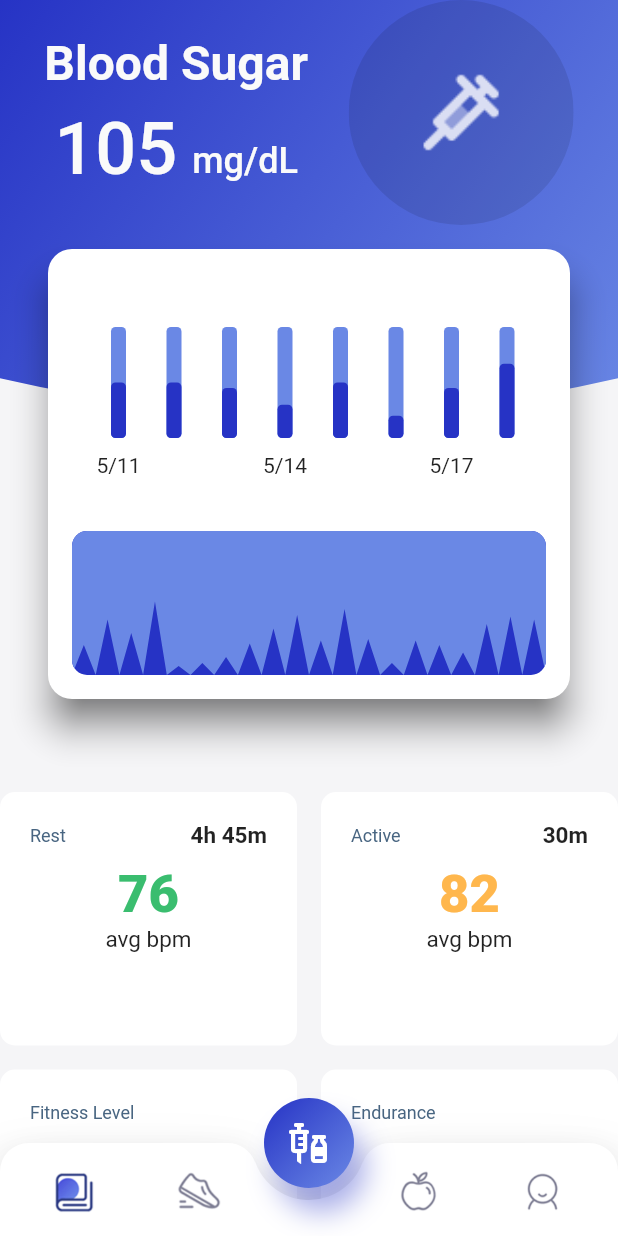
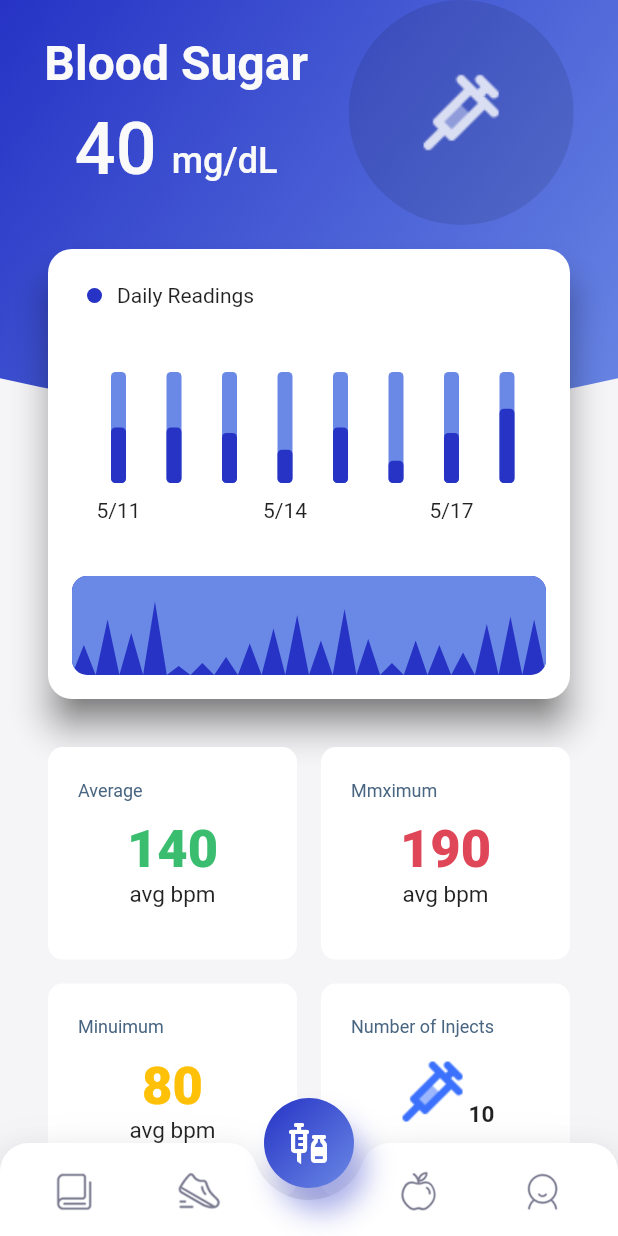
Before and after one commit to Yazeed-Alajlan/insulin_pump, a Flutter app: the screen it shows after launch, on a phone screen of 412 x 824 dp. Run offline on Flutter 3.47's test engine with Material 2 defaults, Android fonts, the light colour scheme and no system bars; our stand-ins replace cloud_firestore, firebase_auth, firebase_core, flutter_svg; missing offline and left inert: calendar_appbar; accounts and stored records are empty.

Commit message:
Update Injection Scrren

```diff
--- a/lib/main.dart
+++ b/lib/main.dart
@@ -15,14 +15,11 @@
 class MyApp extends StatelessWidget {
   const MyApp({super.key});
 
-  // This widget is the root of your application.
   @override
   Widget build(BuildContext context) {
     return MaterialApp(
-      title: 'Flutter Demo',
-      theme: ThemeData(
-        primarySwatch: Colors.blue,
-      ),
+      title: 'Type 1 diabetes app',
+      debugShowCheckedModeBanner: false,
       home: const MainScreen(),
     );
   }
--- a/lib/screens/Injection/InjectionScreen.dart
+++ b/lib/screens/Injection/InjectionScreen.dart
@@ -1,4 +1,6 @@
+import 'package:firebase_auth/firebase_auth.dart';
 import 'package:flutter/material.dart';
+import 'package:insulin_pump/screens/Authentication/SignInScreen.dart';
 import 'package:insulin_pump/screens/Injection/custom_clipper.dart';
 import 'package:insulin_pump/screens/Injection/grid_item.dart';
 import 'package:insulin_pump/screens/Injection/progress_vertical.dart';
@@ -53,6 +55,7 @@
                     left: AppTheme.defaultPadding),
                 child: Column(
                   children: [
+                    // ----------TOP----------//
                     Row(
                       mainAxisAlignment: MainAxisAlignment.spaceAround,
                       children: [
@@ -69,7 +72,7 @@
                               textBaseline: TextBaseline.alphabetic,
                               children: <Widget>[
                                 Text(
-                                  "105",
+                                  "40",
                                   style: AppTheme.bodyWhite(size: "xlg"),
                                 ),
                                 const SizedBox(width: 10),
@@ -99,8 +102,11 @@
                         ),
                       ],
                     ),
+                    // ----------Chart----------//
                     Padding(
-                      padding: const EdgeInsets.all(AppTheme.defaultPadding),
+                      padding: const EdgeInsets.all(
+                        AppTheme.defaultPadding,
+                      ),
                       child: Material(
                         shadowColor: Colors.grey.withOpacity(0.01), // added
                         type: MaterialType.card,
@@ -113,30 +119,30 @@
                           child: Column(
                             children: <Widget>[
                               // Rest Active Legend
-                              // Row(
-                              //   mainAxisAlignment: MainAxisAlignment.start,
-                              //   children: <Widget>[
-                              //     Container(
-                              //       margin: EdgeInsets.all(10.0),
-                              //       width: 10,
-                              //       height: 10,
-                              //       decoration: BoxDecoration(
-                              //           color: Constants.lightGreen,
-                              //           shape: BoxShape.circle),
-                              //     ),
-                              //     Text("Rest"),
-                              //     Container(
-                              //       margin: EdgeInsets.only(
-                              //           left: 10.0, right: 10.0),
-                              //       width: 10,
-                              //       height: 10,
-                              //       decoration: BoxDecoration(
-                              //           color: Constants.darkGreen,
-                              //           shape: BoxShape.circle),
-                              //     ),
-                              //     Text("Active"),
-                              //   ],
+                              Row(
+                                mainAxisAlignment: MainAxisAlignment.start,
+                                children: <Widget>[
+                                  Container(
+                                    margin: EdgeInsets.all(10.0),
+                                    width: 10,
+                                    height: 10,
+                                    decoration: BoxDecoration(
+                                        color: AppTheme.primaryColor,
+                                        shape: BoxShape.circle),
+                                  ),
+                                  Text("Daily Readings"),
+                                  // Container(
+                                  //   margin: EdgeInsets.only(
+                                  //       left: 10.0, right: 10.0),
+                                  //   width: 10,
+                                  //   height: 10,
+                                  //   decoration: BoxDecoration(
+                                  //       color: Constants.darkGreen,
+                                  //       shape: BoxShape.circle),
                                   // ),
+                                  // Text("Active"),
+                                ],
+                              ),
                               SizedBox(height: 20),
                               // Main Cards - Heartbeat and Blood Pressure
                               Padding(
@@ -215,21 +221,14 @@
                               ),
                             ],
                           ),
-                        ), // added
                         ),
                       ),
-                  ],
                     ),
-              ),
-            ],
-          ),
-
-          // Chart
-
-          SizedBox(height: 30),
+                    // ----------Cards----------//
                     Container(
                       // ignore: unnecessary_new
                       child: new GridView.builder(
+                        padding: EdgeInsets.all(AppTheme.defaultPadding),
                         shrinkWrap: true,
                         primary: false,
                         physics: NeverScrollableScrollPhysics(),
@@ -244,40 +243,40 @@
                           switch (index) {
                             case 0:
                               return GridItem(
-                        status: "Rest",
-                        time: "4h 45m",
-                        value: "76",
+                                  status: "Average",
+                                  time: "",
+                                  value: "140",
                                   unit: "avg bpm",
-                        color: Constants.darkGreen,
+                                  color: AppTheme.successColor,
                                   image: null,
                                   remarks: "ok");
                             case 1:
                               return GridItem(
-                        status: "Active",
-                        time: "30m",
-                        value: "82",
+                                  status: "Mmximum",
+                                  time: "",
+                                  value: "190",
                                   unit: "avg bpm",
-                        color: Constants.darkOrange,
+                                  color: AppTheme.dangerColor,
                                   image: null,
                                   remarks: "ok");
                             case 2:
                               return GridItem(
-                        status: "Fitness Level",
+                                  status: "Minuimum",
                                   time: "",
-                        value: "82",
+                                  value: "80",
                                   unit: "avg bpm",
-                        color: Constants.darkOrange,
-                        image: "assets/icons/Heart.png",
+                                  color: AppTheme.warningColor,
+                                  image: null,
                                   remarks: "Fit");
                             case 3:
                               return GridItem(
-                        status: "Endurance",
+                                  status: "Number of Injects",
                                   time: "",
-                        value: "82",
-                        unit: "avg bpm",
+                                  value: "",
+                                  unit: "",
                                   color: Constants.darkOrange,
-                        image: "assets/icons/Battery.png",
-                        remarks: "Ok");
+                                  image: "assets/icons/syringe.png",
+                                  remarks: "10");
                             default:
                               return GridItem(
                                 status: "Rest",
@@ -292,7 +291,26 @@
                         },
                       ),
                     ),
-          SizedBox(height: 500),
+                    SizedBox(height: 100),
+                  ],
+                ),
+              ),
+            ],
+          ),
+          Container(
+            height: 500,
+            alignment: Alignment.topCenter,
+            child: ElevatedButton(
+              child: Text("Logout"),
+              onPressed: () {
+                FirebaseAuth.instance.signOut().then((value) {
+                  print("Signed Out");
+                  Navigator.push(context,
+                      MaterialPageRoute(builder: (context) => SignInScreen()));
+                });
+              },
+            ),
+          ),
         ],
       ),
     );
--- a/lib/screens/Injection/progress_vertical.dart
+++ b/lib/screens/Injection/progress_vertical.dart
@@ -1,7 +1,6 @@
 import 'package:flutter/cupertino.dart';
 import 'package:flutter/material.dart';
 import 'package:insulin_pump/utils/AppTheme.dart';
-import 'package:insulin_pump/utils/Constants.dart';
 
 class ProgressVertical extends StatelessWidget {
   final int value;
--- a/lib/screens/MainScreen.dart
+++ b/lib/screens/MainScreen.dart
@@ -1,4 +1,4 @@
-import 'package:insulin_pump/screens/HistoryScreen.dart';
+import 'package:insulin_pump/screens/History/HistoryScreen.dart';
 import 'package:insulin_pump/screens/Injection/InjectionScreen.dart';
 import 'package:insulin_pump/utils/AppTheme.dart';
 import 'package:insulin_pump/utils/TabIconData.dart';
@@ -28,7 +28,7 @@
     for (final TabIconData tab in tabIconsList) {
       tab.isSelected = false;
     }
-    tabIconsList[0].isSelected = true;
+    // tabIconsList[0].isSelected = true;
     tabBody = InjectionScreen(animationController: animationController);
   }
 
--- a/lib/utils/AppTheme.dart
+++ b/lib/utils/AppTheme.dart
@@ -35,7 +35,7 @@
   static Color darkYellowColor = Color(0xFFffc107);
   static Color lightYellowColor = Color(0xFFFFDA7A);
 
-  static const Color successColor = Color(0xFF42ba96);
+  static const Color successColor = Color(0xFF3ABD6F);
   static const Color warningColor = Color(0xFFffc107);
   static const Color dangerColor = Color(0xFFdf4759);
 
```
Also changed, not shown: lib/screens/History/HistoryScreen.dart (renamed from lib/screens/HistoryScreen.dart, +47 -26 lines), lib/screens/mediterranesn_diet_view.dart (deleted, +0 -312 lines), lib/widgets/ReadingCard.dart (deleted, +0 -39 lines), lib/screens/Injection/InjectionScreenOld.dart (renamed from lib/screens/InjectionScreenOld.dart), lib/screens/WelcomeScreen.dart (renamed from lib/screens/welcome.dart). Lines whose indentation alone changed are shown as unchanged.
